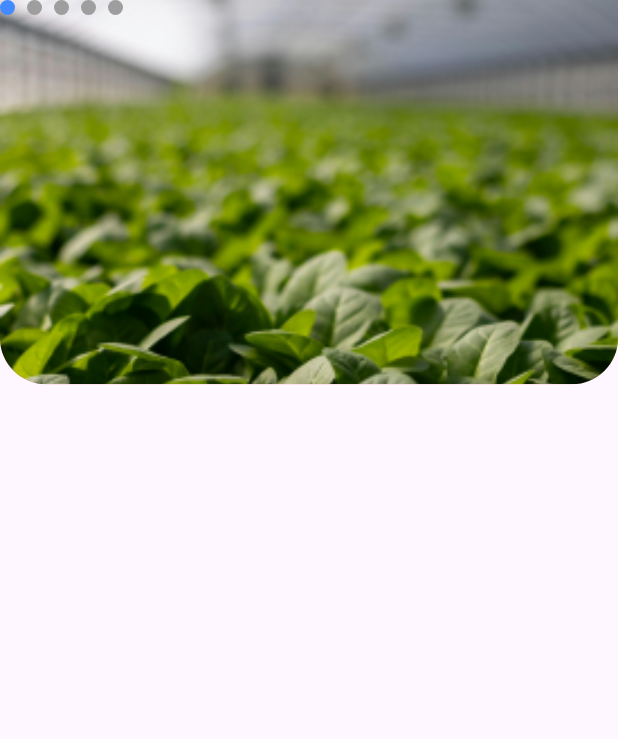
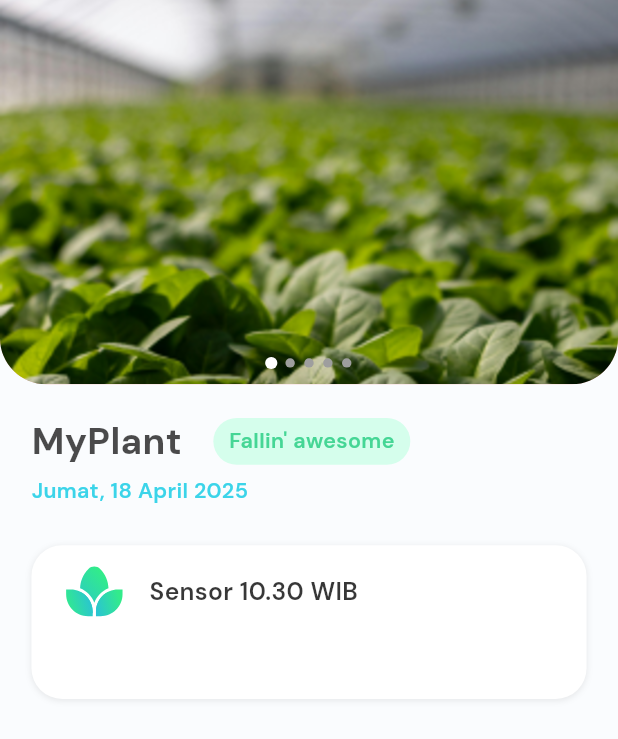
Before and after one commit to sibeux/iot_plant_control, a Flutter app: the screen it shows after launch, on a phone screen of 412 x 824 dp. Shown: the top 739 px of the screen. Run offline on Flutter 3.47's test engine with Material 3 defaults, Android fonts, the phone set to English and light mode, and no system bars; drawn by our look-alikes of smooth_page_indicator; our stand-ins replace flutter_screenutil, flutter_svg, get.

Commit message:
Add DmSans font family and SVG icon, implement ClockController and update HomeScreen layout

```diff
--- /dev/null
+++ b/lib/controller/clock_controller.dart
@@ -0,0 +1,31 @@
+import 'dart:async';
+
+import 'package:get/get.dart';
+import 'package:intl/intl.dart';
+
+class ClockController extends GetxController{
+  var timeNotifier = ''.obs; // Observable variable to hold the time
+  late Timer _timer;
+
+  // Update the time every second
+  void _updateTime() {
+    final now = DateTime.now();
+    final locale = 'id_ID'; // Can dynamically fetch this if needed
+    final formatter = DateFormat.Hm(locale); // 24-hour format: HH:mm
+    timeNotifier.value = formatter.format(now);
+  }
+
+  @override
+  void onInit() {
+    _updateTime();
+    _timer = Timer.periodic(Duration(seconds: 1), (Timer t) => _updateTime());
+    super.onInit();
+  } // Dispose of the timer when done
+
+  @override
+  void onClose() {
+    _timer.cancel();
+    timeNotifier.close();
+    super.onClose();
+  }
+}
--- a/lib/controller/image_slide_controller.dart
+++ b/lib/controller/image_slide_controller.dart
@@ -1,9 +1,12 @@
+// import 'dart:async';
+
 import 'package:flutter/material.dart';
 import 'package:get/get.dart';
 
-class ImageSlideController extends GetxController{
+class ImageSlideController extends GetxController {
   var currentIndex = 0.obs;
-  var pageController = PageController().obs;
+  var pageController = PageController(initialPage: 0).obs;
+  // late Timer _timer;
 
   void onPageChanged(int index) {
     currentIndex.value = index;
@@ -15,11 +18,26 @@ class ImageSlideController extends GetxController{
     pageController.value.addListener(() {
       currentIndex.value = pageController.value.page!.round();
     });
+
+    // _timer = Timer.periodic(Duration(seconds: 5), (Timer timer) {
+    //   if (currentIndex.value < 5 - 1) {
+    //     currentIndex.value++;
+    //   } else {
+    //     currentIndex.value = 0;
+    //   }
+
+    //   pageController.value.animateToPage(
+    //     currentIndex.value,
+    //     duration: Duration(milliseconds: 500),
+    //     curve: Curves.easeInOut,
+    //   );
+    // });
   }
 
   @override
   void onClose() {
     pageController.value.dispose();
+    // _timer.cancel();
     super.onClose();
   }
 }
--- a/lib/main.dart
+++ b/lib/main.dart
@@ -1,10 +1,20 @@
 import 'package:flutter/material.dart';
+import 'package:flutter/services.dart';
 import 'package:flutter_screenutil/flutter_screenutil.dart';
 import 'package:get/get.dart';
+import 'package:intl/date_symbol_data_local.dart';
 import 'package:iot_plant_control/screen/home_screen/home_screen.dart';
 
 void main() {
-  runApp(const MyApp());
+  // Dibutuhkan setpreferredOrientations.
+  WidgetsFlutterBinding.ensureInitialized();
+
+  // Mengunci orientasi ke portrait
+  SystemChrome.setPreferredOrientations([
+    DeviceOrientation.portraitUp,
+    DeviceOrientation.portraitDown,
+  ]);
+  initializeDateFormatting('id_ID', null).then((_) => runApp(const MyApp()));
 }
 
 class MyApp extends StatelessWidget {
@@ -22,6 +32,7 @@ class MyApp extends StatelessWidget {
           title: 'MyPlant',
           theme: ThemeData(
             colorScheme: ColorScheme.fromSeed(seedColor: Colors.deepPurple),
+            fontFamily: 'DmSans',
           ),
           home: HomeScreen(),
         );
--- a/lib/screen/home_screen/home_screen.dart
+++ b/lib/screen/home_screen/home_screen.dart
@@ -1,8 +1,11 @@
 import 'package:flutter/material.dart';
 import 'package:flutter_screenutil/flutter_screenutil.dart';
+import 'package:flutter_svg/svg.dart';
 import 'package:get/get.dart';
+import 'package:iot_plant_control/controller/clock_controller.dart';
 import 'package:iot_plant_control/controller/image_slide_controller.dart';
 import 'package:smooth_page_indicator/smooth_page_indicator.dart';
+import 'package:intl/intl.dart';
 
 class NoGlowScrollBehavior extends ScrollBehavior {
   Widget buildViewportChrome(
@@ -20,7 +23,16 @@ class HomeScreen extends StatelessWidget {
   @override
   Widget build(BuildContext context) {
     final imageSlideController = Get.put(ImageSlideController());
+    final clockController = Get.put(ClockController());
+    // Set the locale to Indonesia
+    var now = DateTime.now();
+    var formatter = DateFormat(
+      'EEEE, dd MMMM yyyy',
+      'id_ID',
+    ); // Format: Day, Date Month Year
+    String formattedDate = formatter.format(now);
     return Scaffold(
+      backgroundColor: Color(0xfffafcfe),
       body: ScrollConfiguration(
         behavior: NoGlowScrollBehavior(),
         child: GlowingOverscrollIndicator(
@@ -41,7 +53,7 @@ class HomeScreen extends StatelessWidget {
                       ),
                     ),
                     child: PageView.builder(
-                      itemCount: 5,
+                      itemCount: 5, // Hapus ini jika tidak ingin ada batasan.
                       controller: imageSlideController.pageController.value,
                       onPageChanged: (index) {
                         imageSlideController.onPageChanged(index);
@@ -53,20 +65,136 @@ class HomeScreen extends StatelessWidget {
                           fit: BoxFit.cover,
                           width: double.infinity,
                           height: 250.h,
+                          filterQuality: FilterQuality.high,
                         );
                       },
                     ),
                   ),
-                  SmoothPageIndicator(
-                    controller: imageSlideController.pageController.value,
-                    count: 5,
-                    effect: WormEffect(
-                      dotHeight: 10,
-                      dotWidth: 10,
-                      activeDotColor: Colors.blueAccent,
+                  Positioned(
+                    bottom: 10.h,
+                    left: 0,
+                    right: 0,
+                    child: Center(
+                      child: SmoothPageIndicator(
+                        controller: imageSlideController.pageController.value,
+                        count: 5,
+                        effect: ScrollingDotsEffect(
+                          activeDotColor: Colors.white,
+                          dotColor: Colors.grey,
+                          dotHeight: 6.h,
+                          dotWidth: 6.w,
+                          spacing: 6.w,
+                        ),
+                      ),
                     ),
                   ),
                 ],
+              ),
+              SizedBox(height: 20.h),
+              Padding(
+                padding: EdgeInsets.symmetric(horizontal: 20.w),
+                child: Row(
+                  mainAxisAlignment: MainAxisAlignment.start,
+                  children: [
+                    Text(
+                      'MyPlant',
+                      style: TextStyle(
+                        fontSize: 24.sp,
+                        fontWeight: FontWeight.w700,
+                        color: Colors.black.withAlpha(180),
+                      ),
+                    ),
+                    SizedBox(width: 20.w),
+                    Container(
+                      padding: EdgeInsets.symmetric(
+                        horizontal: 10.w,
+                        vertical: 5.h,
+                      ),
+                      decoration: BoxDecoration(
+                        borderRadius: BorderRadius.circular(20.r),
+                        color: Color(0xffd5feec),
+                      ),
+                      child: Text(
+                        "Fallin' awesome",
+                        style: TextStyle(
+                          fontSize: 14.sp,
+                          fontWeight: FontWeight.w600,
+                          color: Color.fromARGB(255, 69, 214, 149),
+                        ),
+                      ),
+                    ),
+                  ],
+                ),
+              ),
+              SizedBox(height: 5.h),
+              Padding(
+                padding: EdgeInsets.symmetric(horizontal: 20.w),
+                child: Container(
+                  alignment: Alignment.centerLeft,
+                  child: Text(
+                    formattedDate,
+                    style: TextStyle(
+                      fontSize: 14.sp,
+                      fontWeight: FontWeight.w600,
+                      color: Color.fromARGB(255, 59, 212, 233),
+                    ),
+                  ),
+                ),
+              ),
+              SizedBox(height: 25.h),
+              Padding(
+                padding: EdgeInsets.symmetric(horizontal: 20.w),
+                child: Container(
+                  height: 100.h,
+                  width: double.infinity,
+                  decoration: BoxDecoration(
+                    color: Colors.white,
+                    borderRadius: BorderRadius.circular(20.r),
+                    boxShadow: [
+                      BoxShadow(
+                        color: Colors.black.withAlpha(20),
+                        blurRadius: 3.r,
+                        offset: Offset(0, 1.h),
+                      ),
+                    ],
+                  ),
+                  child: Padding(
+                    padding: EdgeInsets.symmetric(
+                      horizontal: 20.w,
+                      vertical: 10.h,
+                    ),
+                    child: Column(
+                      children: [
+                        Row(
+                          crossAxisAlignment: CrossAxisAlignment.center,
+                          children: [
+                            SizedBox(
+                              height: 40.h,
+                              width: 40.w,
+                              child: SvgPicture.asset(
+                                'assets/img/icon/daun.svg',
+                                width: 100.0.w,
+                                height: 100.0.h,
+                                fit: BoxFit.contain,
+                              ),
+                            ),
+                            SizedBox(width: 15.w),
+                            Obx(
+                              () => Text(
+                                'Sensor ${clockController.timeNotifier.value} WIB',
+                                style: TextStyle(
+                                  fontSize: 16.sp,
+                                  fontWeight: FontWeight.w600,
+                                  color: Colors.black.withAlpha(200),
+                                ),
+                              ),
+                            ),
+                          ],
+                        ),
+                      ],
+                    ),
+                  ),
+                ),
               ),
             ],
           ),
```
Also changed, not shown: pubspec.yaml (+19 -0 lines), assets/font/dm-sans/DMSans-Bold.ttf (added), assets/font/dm-sans/DMSans-ExtraBold.ttf (added), assets/font/dm-sans/DMSans-Light.ttf (added), assets/font/dm-sans/DMSans-Medium.ttf (added), assets/font/dm-sans/DMSans-Regular.ttf (added), assets/font/dm-sans/DMSans-SemiBold.ttf (added), assets/img/icon/daun.svg (added), pubspec.lock.
